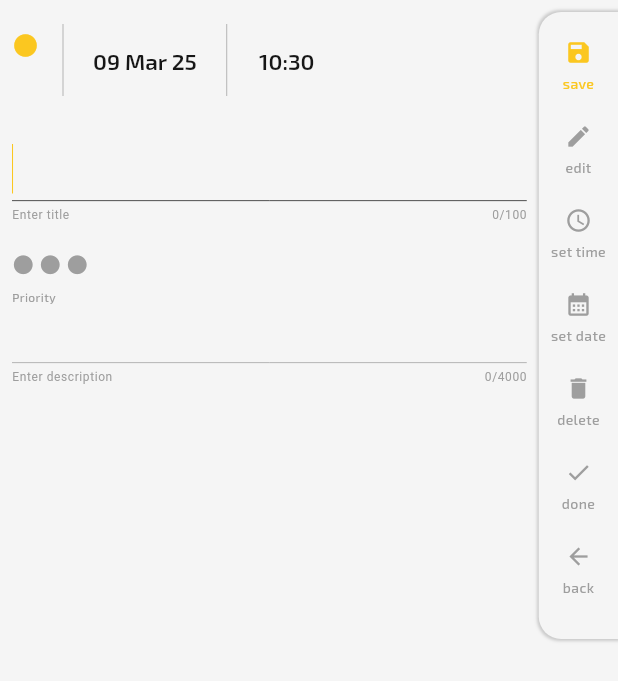
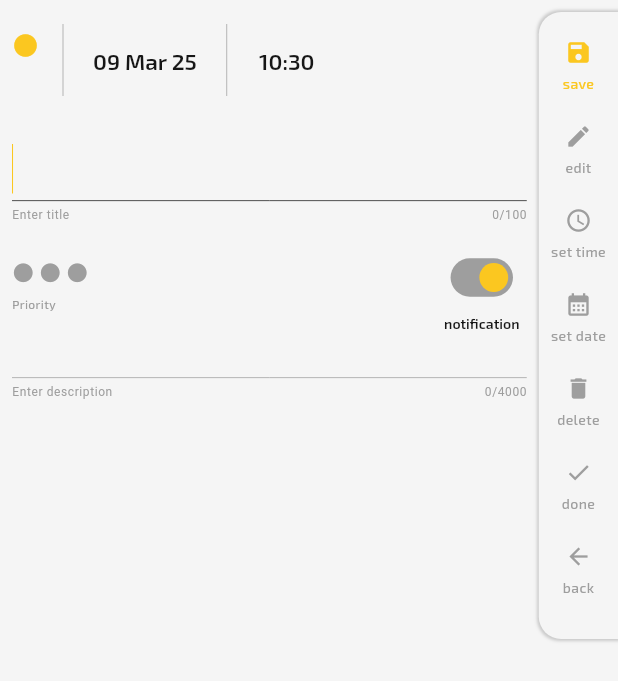
Before and after one commit to RafalSiuta/noti, a Flutter app: the TaskCreator screen opened directly with empty values, on a phone screen of 412 x 824 dp. Shown: the top 681 px of the screen. Run offline on Flutter 3.47's test engine with Material 3 defaults, Android fonts, the light colour scheme and no system bars; our stand-ins replace audioplayers, camera, carousel_slider, device_info_plus, flutter_local_notifications, flutter_staggered_animations and 9 more; missing offline and left inert: csshadow, photo_manager, photo_manager_image_provider; accounts and stored records are empty.

Commit message:
1.add notification switch option in taskCreator; update taskProvider, and UI;

```diff
--- a/lib/models/db_model/task.dart
+++ b/lib/models/db_model/task.dart
@@ -46,7 +46,7 @@ class Task extends HiveObject {
     required this.date,
     this.items,
     this.image,
-    this.isNotification = false
+    this.isNotification = true
   }): id = id ?? makeId();
 
   void toggleTask() {
--- a/lib/providers/task_provider/task_provider.dart
+++ b/lib/providers/task_provider/task_provider.dart
@@ -280,12 +280,14 @@ class TaskProvider extends ChangeNotifier {
     notifyListeners();
   }
 
+
+
   void refreshNotification(Task task) {
     //todo: remove prints:
     //print("NOTIFICATIONS DATES ${task.date}");
 
     if (settings.isNotification) {
-      if (task.isTaskDone) {
+      if (task.isTaskDone || task.isNotification == false) {
 
         NotificationsHelper().cancelNotification(task.id.hashCode);
       } else {
--- a/lib/screens/task_screen/task_creator_screen.dart
+++ b/lib/screens/task_screen/task_creator_screen.dart
@@ -256,6 +256,12 @@ class _TaskCreatorState extends State<TaskCreator>
   //         : descVal.text = widget.newTask.description;
   //   });
   // }
+  void addNotification(bool isTaskDone){
+
+    setState(() {
+      widget.newTask.isNotification = isTaskDone;
+    });
+  }
 
   @override
   void initState() {
@@ -489,6 +495,10 @@ class _TaskCreatorState extends State<TaskCreator>
                                     ),
                 ),
                                   SizedBox(height: verticalPadding,),
+                                  Row(
+                                    mainAxisAlignment: MainAxisAlignment.spaceBetween,
+                                    crossAxisAlignment: CrossAxisAlignment.center,
+                                    children: [
                                       Rater(
                                         size: raterIconSize,
                                         helperTextSize: helpTextFontSize,
@@ -500,6 +510,29 @@ class _TaskCreatorState extends State<TaskCreator>
                                           widget.newTask.priority =
                                               rating.toInt();
                                         }),
+                                      ),
+                                      Column(
+                                        mainAxisSize: MainAxisSize.min,
+                                        mainAxisAlignment: MainAxisAlignment.start,
+                                        children: [
+                                          Transform.scale(
+                                            scale: 0.8,
+                                            child: Switch(
+                                                value: widget.newTask.isNotification ?? true,
+                                                onChanged: addNotification
+                                            ),
+                                          ),
+                                          Text(
+                                            'notification',
+                                            style: Theme.of(context)
+                                                .textTheme
+                                                .headlineMedium!
+                                                .copyWith(
+                                                fontSize: navIconSize * 0.52 ),
+                                          ),
+                                        ],
+                                      ),
+                                    ],
                                   ),
                                   TextField(
                                     maxLengthEnforcement: MaxLengthEnforcement.enforced,
--- a/lib/widgets/dialogs/gallery_sheet.dart
+++ b/lib/widgets/dialogs/gallery_sheet.dart
@@ -6,7 +6,7 @@ import 'package:flutter_staggered_animations/flutter_staggered_animations.dart';
 import '../../providers/image_provider/gallery_image_provider.dart';
 import '../../utils/dimensions/size_info.dart';
 import '../buttons/text_icon_button.dart';
-import '../cameraLoader/camera_loader.dart';
+import '../camera_loader/camera_loader.dart';
 import '../cards/image_card.dart';
 
 class GallerySheet extends StatefulWidget {
```
Also changed, not shown: lib/widgets/camera_loader/camera_loader.dart (renamed from lib/widgets/cameraLoader/camera_loader.dart). Lines whose indentation alone changed are shown as unchanged.
